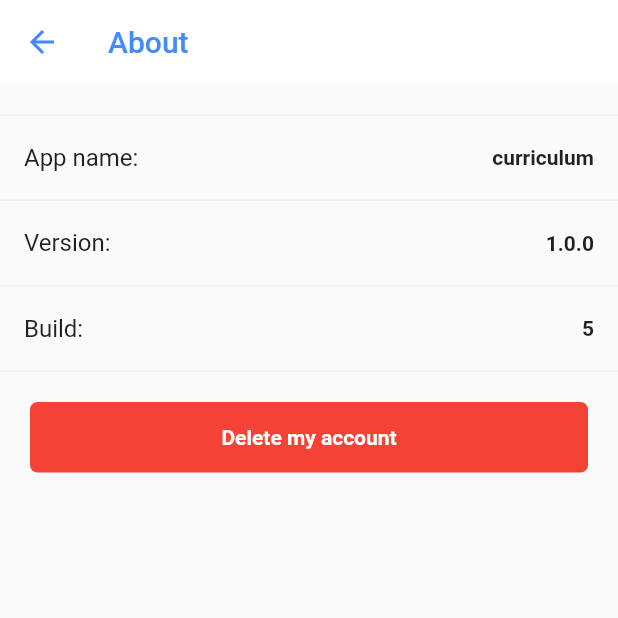
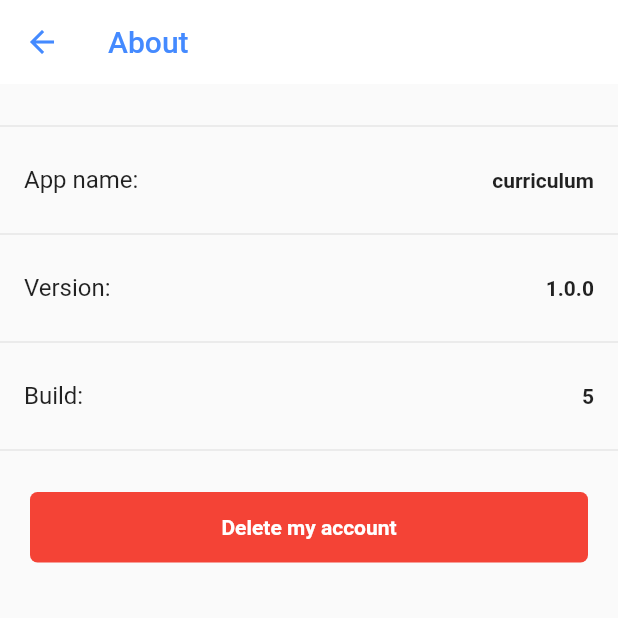
Before and after one commit to dev-intellisoft/curriculum, a Flutter app: the SettingsScreen screen opened directly, after a tap on "About", on a phone screen of 412 x 824 dp, the top half of it. Run offline on Flutter 3.47's test engine with Material 2 defaults, Android fonts, the light colour scheme and no system bars; our stand-ins replace flutter_slidable, package_info_plus, pdf, printing, shared_preferences, sqflite; accounts and stored records are empty.

Commit message:
divider and improved clone.

```diff
--- a/lib/screens/resume/settings.dart
+++ b/lib/screens/resume/settings.dart
@@ -23,28 +23,32 @@ class _SettingsScreen extends State<SettingsScreen> {
         child: Center(
           child: ListView(
             children: [
-              ListTile(
+              const SizedBox(height: 15,),
+              const Divider(),
+              const ListTile(
                 // onTap: () {
                 //   Navigator.push(context, MaterialPageRoute(builder: (_) {
                 //     return const LanguageScreen();
                 //   }));
                 // },
-                leading: const Icon(Icons.g_translate),
-                title: const Text('Language', style: TextStyle(
+                leading: Icon(Icons.g_translate),
+                title: Text('Language', style: TextStyle(
                   fontWeight: FontWeight.bold
                 ),),
               ),
-              ListTile(
+              const Divider(),
+              const ListTile(
                 // onTap: () {
                 //   Navigator.push(context, MaterialPageRoute(builder: (_) {
                 //     return const EmailScreen();
                 //   }));
                 // },
-                leading: const Icon(Icons.email),
-                title: const Text('E-mail', style: TextStyle(
+                leading: Icon(Icons.email),
+                title: Text('E-mail', style: TextStyle(
                   fontWeight: FontWeight.bold
                 ),),
               ),
+              const Divider(),
               ListTile(
                 onTap: () {
                   Navigator.push(context, MaterialPageRoute(builder: (_){
@@ -56,6 +60,7 @@ class _SettingsScreen extends State<SettingsScreen> {
                     fontWeight: FontWeight.bold
                 ),),
               ),
+              const Divider(),
               ListTile(
                 onTap: () {
                   Navigator.push(context, MaterialPageRoute(builder: (_){
@@ -66,7 +71,8 @@ class _SettingsScreen extends State<SettingsScreen> {
                 title: const Text('About', style: TextStyle(
                   fontWeight: FontWeight.bold
                 ),),
-              )
+              ),
+              const Divider(),
             ],
           ),
         ),
--- a/lib/screens/settings/about.dart
+++ b/lib/screens/settings/about.dart
@@ -46,40 +46,28 @@ class _AboutScreen extends State<AboutScreen> {
       body: ListView(
         children: [
           const SizedBox(height: 20,),
-          Container(
-            color: Colors.grey.withOpacity(0.1),
-            height: 1,
-          ),
+          const Divider(),
           ListTile(
             title: const Text('App name: '),
             trailing: Text(appName, style: const TextStyle(
                 fontWeight: FontWeight.bold
             ),),
           ),
-          Container(
-            color: Colors.grey.withOpacity(0.1),
-            height: 1,
-          ),
+          const Divider(),
           ListTile(
             title: const Text('Version: '),
             trailing: Text(version, style: const TextStyle(
                 fontWeight: FontWeight.bold
             ),),
           ),
-          Container(
-            color: Colors.grey.withOpacity(0.1),
-            height: 1,
-          ),
+          const Divider(),
           ListTile(
             title: const Text('Build: '),
             trailing: Text(buildNumber, style: const TextStyle(
                 fontWeight: FontWeight.bold
             ),),
           ),
-          Container(
-            color: Colors.grey.withOpacity(0.1),
-            height: 1,
-          ),
+          const Divider(),
           const SizedBox(height: 20,),
 
           GestureDetector(
--- /dev/null
+++ b/lib/widgets/divider.dart
@@ -0,0 +1,14 @@
+import 'package:flutter/material.dart';
+
+class Divider extends StatelessWidget {
+  const Divider({Key? key}) : super(key: key);
+
+  @override
+  Widget build(BuildContext context) {
+    return Container(
+      color: Colors.grey.withOpacity(0.1),
+      height: 1,
+    );
+  }
+
+}
```
Also changed, not shown: lib/screens/home.dart (+32 -28 lines), lib/screens/resume/educations.dart (+10 -0 lines), lib/screens/resume/experiences.dart (+10 -2 lines).
